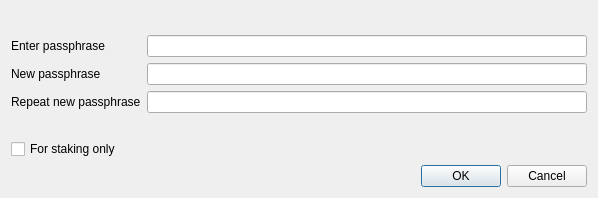
The window that src/qt/forms/askpassphrasedialog.ui (LightBurdenOfficial/SperoCoin) describes before a commit, drawn with Qt 5.
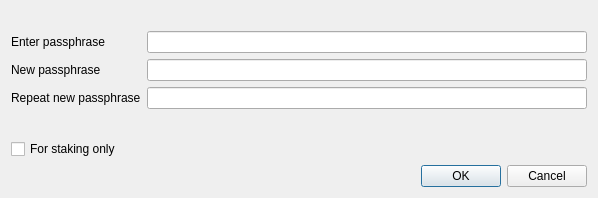
The same window after the commit.

Diff of the .ui file:
```diff
--- a/src/qt/forms/askpassphrasedialog.ui
+++ b/src/qt/forms/askpassphrasedialog.ui
@@ -25,6 +25,9 @@
   <property name="windowTitle">
    <string>Passphrase Dialog</string>
   </property>
+  <property name="styleSheet">
+   <string notr="true">font: 10pt &quot;Copperplate Gothic Light&quot;;</string>
+  </property>
   <layout class="QVBoxLayout" name="verticalLayout">
    <item>
     <widget class="QLabel" name="warningLabel">
@@ -87,8 +90,11 @@
       <widget class="QLabel" name="capsLabel">
        <property name="font">
         <font>
-         <weight>75</weight>
-         <bold>true</bold>
+         <family>Copperplate Gothic Light</family>
+         <pointsize>10</pointsize>
+         <weight>50</weight>
+         <italic>false</italic>
+         <bold>false</bold>
         </font>
        </property>
        <property name="text">
```
Left out of the diff: 6 changed lines with no effect on the pictures.
